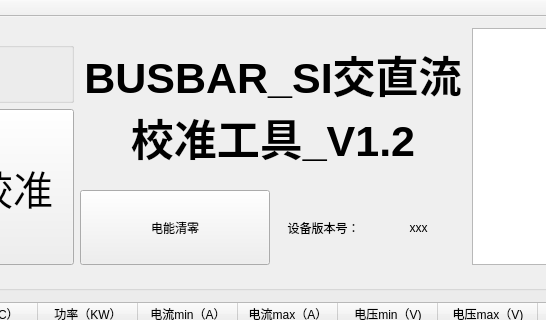
Before: the Qt Designer form SI_Tool/mainwindow.ui in ChinaClever/CleverTool, drawn with Qt 5; both pictures show x 416 to 962 and y 0 to 320 of the 1445 by 737 pixel window.
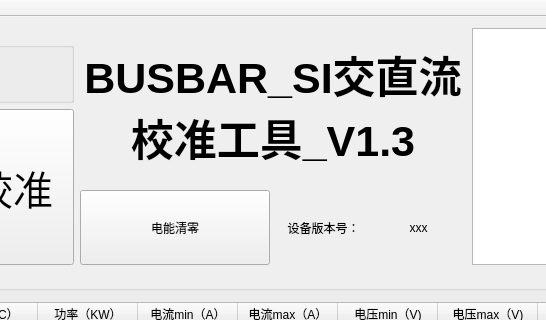
After: the same form once the commit is applied.

What changed in the file:
```diff
--- a/SI_Tool/mainwindow.ui
+++ b/SI_Tool/mainwindow.ui
@@ -26,7 +26,7 @@
       </property>
       <property name="text">
        <string>BUSBAR_SI交直流
-校准工具_V1.2</string>
+校准工具_V1.3</string>
       </property>
       <property name="checkable">
        <bool>false</bool>
```
